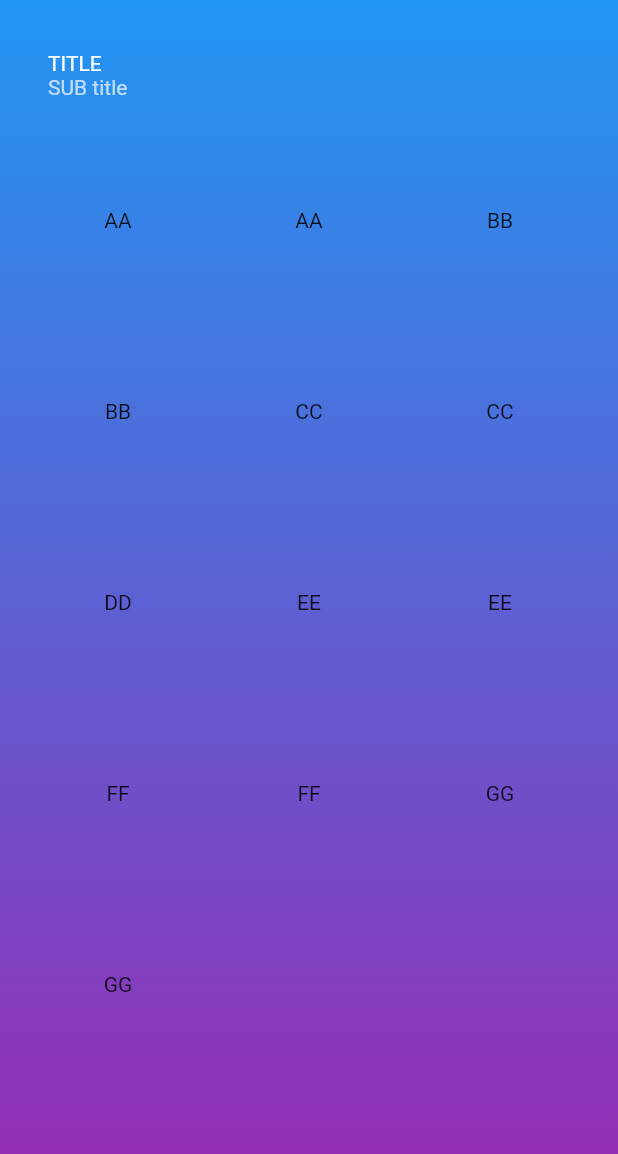
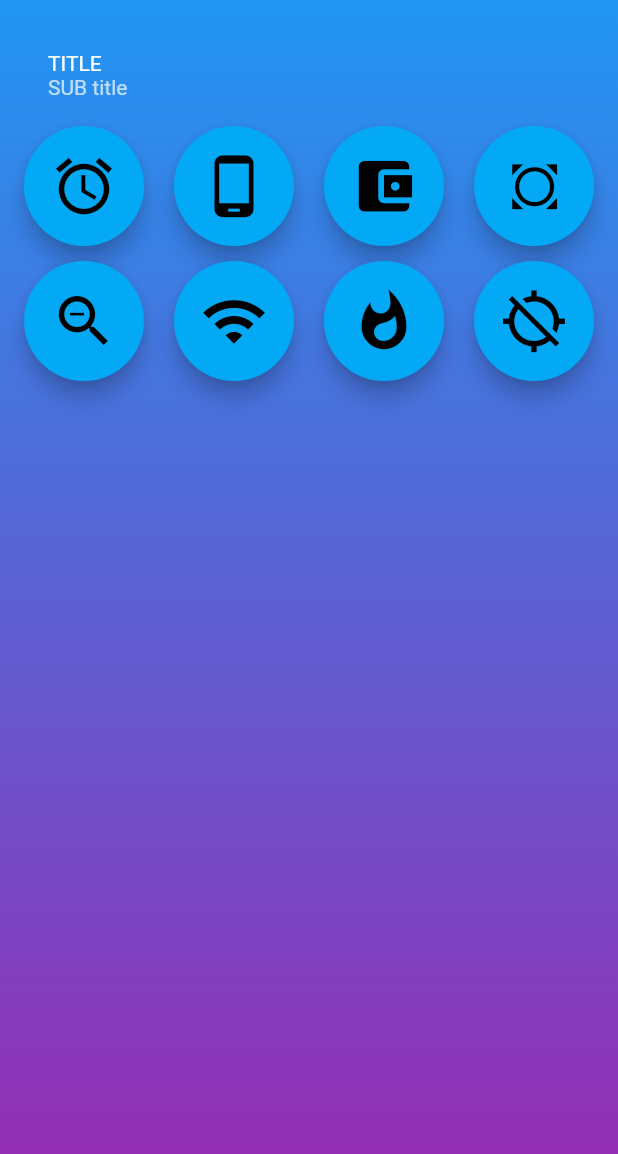
Before and after one commit to yiyisf/flutter, a Flutter app: the GridUi screen opened directly, on a phone screen of 412 x 824 dp. Shown: the top 1154 px of the screen. Run offline on Flutter 3.47's test engine with Material 2 defaults, Android fonts, the phone set to English and light mode, and no system bars.

Commit message:
表格中一排按钮，新版本已支持多个Floatactionbutton,增加节目截图

```diff
--- a/lib/main.dart
+++ b/lib/main.dart
@@ -18,9 +18,9 @@ class MyApp extends StatelessWidget {
       theme: new ThemeData(
         primarySwatch: Colors.grey,
       ),
-      home: new MyHomePage(title: '深圳'),
+//      home: new MyHomePage(title: '深圳'),
 //    home: new Banners(),
-//    home: new GridUi(),
+    home: new GridUi(),
 //    home: new Badge(),
 //    home: new CircleImage(),
 //    home: new Carousel(),
--- a/lib/ui/GridUi.dart
+++ b/lib/ui/GridUi.dart
@@ -20,7 +20,17 @@ class _GridUiState extends State<GridUi> {
     "FF",
     "FF",
     "GG",
-    "GG",
+  ];
+
+  List<IconData> _icons = [
+    Icons.access_alarm,
+    Icons.phone_android,
+    Icons.account_balance_wallet,
+    Icons.all_out,
+    Icons.zoom_out,
+    Icons.wifi,
+    Icons.whatshot,
+    Icons.gps_off
     ];
 
   @override
@@ -44,11 +54,26 @@ class _GridUiState extends State<GridUi> {
             new Expanded(
               child: new GridView.count(
                 primary: false,
-            crossAxisCount: 3,
-              mainAxisSpacing: 2.0,
-              crossAxisSpacing: 2.0,
-            children: _listItem.map((item){
-                return new InkWell(child: new Center(child: new Text(item),));
+                crossAxisCount: 4,
+                mainAxisSpacing: 10.0,
+                crossAxisSpacing: 20.0,
+                children: _icons.map((item) {
+                  return new FloatingActionButton(child: new Icon(item, size: 45.0,),
+                    onPressed: () {},
+                    backgroundColor: Colors.lightBlue,
+//                  mini: true,
+                  );
+//                  return new FlatButton(onPressed: () {},
+//                      child: new Text(item),
+//                      color: Colors.red);
+//                  return new InkWell(
+//                    child: new Center(child: new Text(item),),
+//                    borderRadius: new BorderRadius.all(
+//                        new Radius.circular(2.0)),
+//                    onTap: () {
+//                      print(item);
+//                    },
+//                  );
                 }).toList(),
 //            children: <Widget>[
 //
```
Also changed, not shown: 2 other files. Lines whose indentation alone changed are shown as unchanged.
